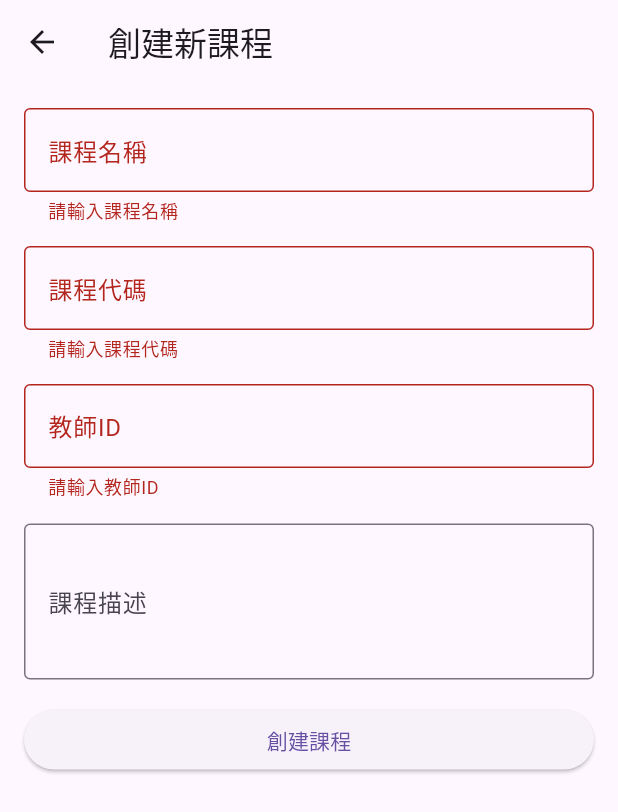
After one commit to FIREFLY12321/moodleclone, a Flutter app: the CreateCoursePage screen opened directly, after a tap on "創建課程", on a phone screen of 412 x 824 dp. The commit adds this screen. Shown: the top 812 px of the screen. Run offline on Flutter 3.47's test engine with Material 3 defaults, Android fonts, the phone set to English and light mode, and no system bars; our stand-ins replace flutter_secure_storage, shared_preferences; accounts and stored records are empty.

Commit message:
架設課程創建頁面

```diff
--- /dev/null
+++ b/lib/CreateCoursePage.dart
@@ -0,0 +1,175 @@
+import 'package:flutter/material.dart';
+import 'dart:convert';
+import 'package:http/http.dart' as http;
+
+class CreateCoursePage extends StatefulWidget {
+  const CreateCoursePage({Key? key}) : super(key: key);
+
+  @override
+  _CreateCoursePageState createState() => _CreateCoursePageState();
+}
+
+class _CreateCoursePageState extends State<CreateCoursePage> {
+  final _formKey = GlobalKey<FormState>();
+  final _titleController = TextEditingController();
+  final _codeController = TextEditingController();
+  final _descriptionController = TextEditingController();
+  final _teacherIdController = TextEditingController();
+  bool _isLoading = false;
+  String? _errorMessage;
+
+  Future<void> _createCourse() async {
+    if (!_formKey.currentState!.validate()) return;
+
+    setState(() {
+      _isLoading = true;
+      _errorMessage = null;
+    });
+
+    try {
+      final response = await http.post(
+        Uri.parse('http://192.168.196.159:8000/courses/'),
+        headers: {
+          'Content-Type': 'application/json',
+          'Accept': 'application/json',
+        },
+        body: json.encode({
+          'title': _titleController.text,
+          'course_code': _codeController.text,
+          'description': _descriptionController.text,
+          'teacher_id': int.parse(_teacherIdController.text),
+          'is_active': true,
+        }),
+      );
+
+      if (!mounted) return;
+
+      // 解碼響應內容
+      final responseData = json.decode(utf8.decode(response.bodyBytes));
+
+      if (response.statusCode == 201 || response.statusCode == 200) {
+        ScaffoldMessenger.of(context).showSnackBar(
+          SnackBar(content: Text(responseData['message'] ?? '課程創建成功！')),
+        );
+        Navigator.pop(context, true);
+      } else {
+        setState(() {
+          _errorMessage = responseData['detail'] ?? '創建課程失敗';
+        });
+      }
+    } catch (e) {
+      setState(() {
+        _errorMessage = '網路錯誤: $e';
+      });
+    } finally {
+      if (mounted) {
+        setState(() {
+          _isLoading = false;
+        });
+      }
+    }
+  }
+
+  @override
+  Widget build(BuildContext context) {
+    return Scaffold(
+      appBar: AppBar(
+        title: const Text('創建新課程'),
+      ),
+      body: SingleChildScrollView(
+        padding: const EdgeInsets.all(16.0),
+        child: Form(
+          key: _formKey,
+          child: Column(
+            crossAxisAlignment: CrossAxisAlignment.stretch,
+            children: [
+              if (_errorMessage != null)
+                Padding(
+                  padding: const EdgeInsets.only(bottom: 16.0),
+                  child: Text(
+                    _errorMessage!,
+                    style: const TextStyle(color: Colors.red),
+                  ),
+                ),
+              TextFormField(
+                controller: _titleController,
+                decoration: const InputDecoration(
+                  labelText: '課程名稱',
+                  border: OutlineInputBorder(),
+                ),
+                validator: (value) {
+                  if (value == null || value.isEmpty) {
+                    return '請輸入課程名稱';
+                  }
+                  return null;
+                },
+              ),
+              const SizedBox(height: 16),
+              TextFormField(
+                controller: _codeController,
+                decoration: const InputDecoration(
+                  labelText: '課程代碼',
+                  border: OutlineInputBorder(),
+                ),
+                validator: (value) {
+                  if (value == null || value.isEmpty) {
+                    return '請輸入課程代碼';
+                  }
+                  return null;
+                },
+              ),
+              const SizedBox(height: 16),
+              TextFormField(
+                controller: _teacherIdController,
+                decoration: const InputDecoration(
+                  labelText: '教師ID',
+                  border: OutlineInputBorder(),
+                ),
+                keyboardType: TextInputType.number,
+                validator: (value) {
+                  if (value == null || value.isEmpty) {
+                    return '請輸入教師ID';
+                  }
+                  if (int.tryParse(value) == null) {
+                    return '請輸入有效的數字ID';
+                  }
+                  return null;
+                },
+              ),
+              const SizedBox(height: 16),
+              TextFormField(
+                controller: _descriptionController,
+                decoration: const InputDecoration(
+                  labelText: '課程描述',
+                  border: OutlineInputBorder(),
+                ),
+                maxLines: 3,
+              ),
+              const SizedBox(height: 16),
+
+              ElevatedButton(
+                onPressed: _isLoading ? null : _createCourse,
+                child: _isLoading
+                    ? const SizedBox(
+                  height: 20,
+                  width: 20,
+                  child: CircularProgressIndicator(strokeWidth: 2),
+                )
+                    : const Text('創建課程'),
+              ),
+            ],
+          ),
+        ),
+      ),
+    );
+  }
+
+  @override
+  void dispose() {
+    _titleController.dispose();
+    _codeController.dispose();
+    _descriptionController.dispose();
+    _teacherIdController.dispose();
+    super.dispose();
+  }
+}
--- a/lib/MemberQuote.dart
+++ b/lib/MemberQuote.dart
@@ -1,8 +1,8 @@
 class MemberQuote{
-  late String studentID;
+  late String studentID  ;
   late String studentName;
   MemberQuote({required String studnetID,required String studentName}){
-    this.studentID         =studnetID  ;
-    this.studentName       =studentName;
+    this.studentID         =studnetID   ;
+    this.studentName       =studentName ;
   }
 }
--- a/lib/QuoteClassCard.dart
+++ b/lib/QuoteClassCard.dart
@@ -1,6 +1,6 @@
 import 'package:flutter/material.dart';
 import 'Quote.dart';
-import 'StudentCoursesmemberChildPage.dart';
+import 'StudentCoursesMemberChildPage.dart';
 class QuoteClassCard extends StatelessWidget{
   late final Quote quote;
   final Function(String)? onPressed; // 添加回調函數屬性
--- a/lib/user_management_page.dart
+++ b/lib/user_management_page.dart
@@ -3,6 +3,7 @@ import 'package:flutter/material.dart';
 import 'package:http/http.dart' as http;
 import 'dart:convert';
 
+import 'CreateCoursePage.dart';
 import 'Drawer.dart';
 import 'StudentCoursesMainPage.dart';
 
@@ -241,20 +242,38 @@ class _UserManagementPageState extends State<UserManagementPage> {
       ),
       body: SingleChildScrollView(
         child: Padding(
-
-
           padding: EdgeInsets.all(16.0),
           child: Column(
             crossAxisAlignment: CrossAxisAlignment.start,
             children: [
-              IconButton(
 
-                onPressed: (){
-                  _scaffoldKey.currentState?.openEndDrawer();
-                },
-                icon: Icon(Icons.settings),
+              Row(
+                children: [
+                  IconButton(
 
+                    onPressed: (){
+                      _scaffoldKey.currentState?.openEndDrawer();
+                    },
+                    icon: Icon(Icons.settings),
+
+                  ),
+                  Spacer(),
+                  IconButton(
+
+                    onPressed: (){
+                      Navigator.push(
+                        context,
+                        MaterialPageRoute(
+                          builder: (context) => CreateCoursePage(),//CreateCoursePage(teacherId: currentTeacherId),
+                        ),
+                      );
+                    },
+                    icon: Icon(Icons.golf_course),
+
+                  ),
+                ],
               ),
+
               Form(
                 key: _formKey,
                 child: Column(
```
Also changed, not shown: lib/StudentCoursesMemberChildPage.dart (renamed from lib/StudentCoursesmemberChildPage.dart).
